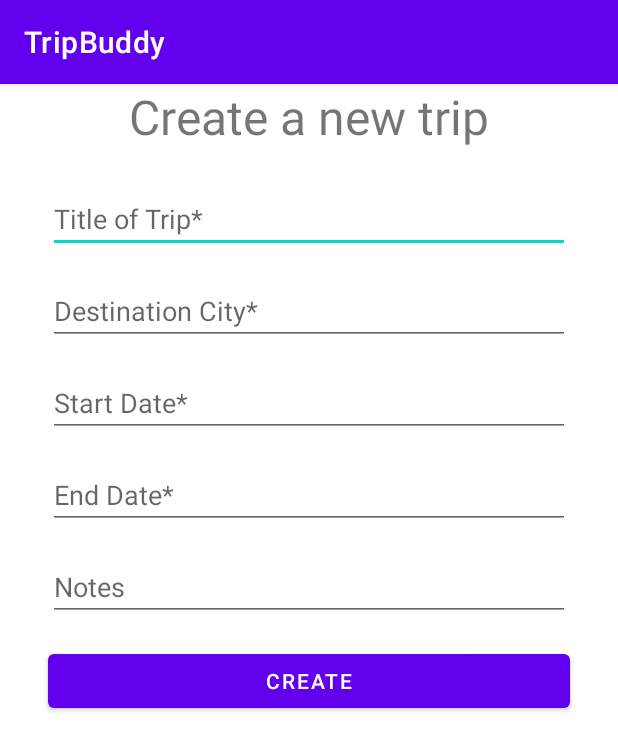
After one commit to jesslin02/TripBuddy, an Android app: the CreateTripActivity screen opened directly, with no data from a screen before it, on a phone screen of 412 x 824 dp. The commit adds this screen. Shown: the top 751 px of the screen. Run offline under Robolectric (Android 15) with nearby library versions, the phone set to English and light mode, and no system bars; libraries missing offline, so code that uses them is left out: com.parse.

Commit message:
created CreateTripActivity

```diff
--- /dev/null
+++ b/app/src/main/java/com/tripbuddy/CreateTripActivity.java
@@ -0,0 +1,179 @@
+package com.tripbuddy;
+
+import androidx.appcompat.app.AppCompatActivity;
+import androidx.core.content.ContextCompat;
+
+import android.app.DatePickerDialog;
+import android.graphics.Color;
+import android.graphics.PorterDuff;
+import android.os.Bundle;
+import android.text.InputType;
+import android.util.Log;
+import android.view.View;
+import android.widget.DatePicker;
+import android.widget.Toast;
+
+import com.parse.ParseException;
+import com.parse.ParseUser;
+import com.parse.SaveCallback;
+import com.tripbuddy.databinding.ActivityCreateTripBinding;
+import com.tripbuddy.databinding.ActivityLoginBinding;
+import com.tripbuddy.models.Trip;
+
+import java.util.ArrayList;
+import java.util.Calendar;
+import java.util.List;
+
+public class CreateTripActivity extends AppCompatActivity {
+    public static final String TAG = "CreateTripActivity";
+    ActivityCreateTripBinding binding;
+
+    @Override
+    protected void onCreate(Bundle savedInstanceState) {
+        super.onCreate(savedInstanceState);
+        // setContentView(R.layout.activity_create_trip);
+
+        binding = ActivityCreateTripBinding.inflate(getLayoutInflater());
+        View view = binding.getRoot();
+        setContentView(view);
+
+        // binding.etStart.setInputType(InputType.TYPE_NULL);
+        binding.etStart.setOnClickListener(new View.OnClickListener() {
+            @Override
+            public void onClick(View v) {
+                final Calendar cldr = Calendar.getInstance();
+                int day = cldr.get(Calendar.DAY_OF_MONTH);
+                int month = cldr.get(Calendar.MONTH);
+                int year = cldr.get(Calendar.YEAR);
+                // date picker dialog
+                DatePickerDialog picker = new DatePickerDialog(CreateTripActivity.this,
+                        new DatePickerDialog.OnDateSetListener() {
+                            @Override
+                            public void onDateSet(DatePicker view, int year, int monthOfYear, int dayOfMonth) {
+                                binding.etStart.setText(dayOfMonth + "/" + (monthOfYear + 1) + "/" + year);
+                            }
+                        }, year, month, day);
+                picker.show();
+            }
+        });
+
+        // binding.etEnd.setInputType(InputType.TYPE_NULL);
+        binding.etEnd.setOnClickListener(new View.OnClickListener() {
+            @Override
+            public void onClick(View v) {
+                final Calendar cldr = Calendar.getInstance();
+                int day = cldr.get(Calendar.DAY_OF_MONTH);
+                int month = cldr.get(Calendar.MONTH);
+                int year = cldr.get(Calendar.YEAR);
+                // date picker dialog
+                DatePickerDialog picker = new DatePickerDialog(CreateTripActivity.this,
+                        new DatePickerDialog.OnDateSetListener() {
+                            @Override
+                            public void onDateSet(DatePicker view, int year, int monthOfYear, int dayOfMonth) {
+                                binding.etEnd.setText((monthOfYear + 1) + "/" + dayOfMonth + "/" + year);
+                            }
+                        }, year, month, day);
+                picker.show();
+            }
+        });
+
+        binding.btnCreate.setOnClickListener(new View.OnClickListener() {
+            @Override
+            public void onClick(View v) {
+                String title = binding.etTitle.getText().toString();
+                String dest = binding.etDestination.getText().toString();
+                String start = binding.etStart.getText().toString();
+                String end = binding.etEnd.getText().toString();
+                String notes = binding.etNotes.getText().toString();
+                if (checkInput(title, dest, start, end)) {
+                    ParseUser currentUser = ParseUser.getCurrentUser();
+                    saveTrip(currentUser, title, dest, start, end, notes);
+                }
+            }
+        });
+    }
+
+    /**
+     * checks if all required fields are filled out
+     * if a required field isn't filled out, changes background color to red
+     */
+    private boolean checkInput(String title, String dest, String start, String end) {
+        boolean validInput = true;
+        if (title.isEmpty()) {
+            binding.etTitle.getBackground().setColorFilter(Color.RED, PorterDuff.Mode.SRC_IN);
+            // binding.etTitle.setBackgroundColor(ContextCompat.getColor(CreateTripActivity.this, R.color.light_red));
+            validInput = false;
+        }
+        if (dest.isEmpty()) {
+            binding.etDestination.getBackground().setColorFilter(Color.RED, PorterDuff.Mode.SRC_IN);
+            //binding.etDestination.setBackgroundColor(ContextCompat.getColor(CreateTripActivity.this, R.color.light_red));
+            validInput = false;
+        }
+        if (start.isEmpty()) {
+            binding.etStart.getBackground().setColorFilter(Color.RED, PorterDuff.Mode.SRC_IN);
+            //binding.etStart.setBackgroundColor(ContextCompat.getColor(CreateTripActivity.this, R.color.light_red));
+            validInput = false;
+        }
+        if (end.isEmpty()) {
+            binding.etEnd.getBackground().setColorFilter(Color.RED, PorterDuff.Mode.SRC_IN);
+            //binding.etEnd.setBackgroundColor(ContextCompat.getColor(CreateTripActivity.this, R.color.light_red));
+            validInput = false;
+        }
+        return validInput;
+    }
+
+    private void saveTrip(ParseUser user, String title, String dest, String start, String end, String notes) {
+        Trip trip = new Trip();
+        trip.setUser(user);
+        trip.setTitle(title);
+        trip.setDestination(dest);
+        if (!notes.isEmpty()) {
+            trip.setNotes(notes);
+        }
+        trip.setStart(convertToDateList(start));
+        trip.setEnd(convertToDateList(end));
+        trip.saveInBackground(new SaveCallback() {
+            @Override
+            public void done(ParseException e) {
+                if (e != null) {
+                    Log.e(TAG, "Error while creating trip", e);
+                    Toast.makeText(CreateTripActivity.this, "Error while creating trip!", Toast.LENGTH_SHORT).show();
+                    return;
+                }
+                Log.i(TAG, "Trip creation was successful!");
+                resetInput();
+            }
+        });
+    }
+
+    /**
+     * converts editText date input string into an int array
+     * for use in the Trip setStart and setEnd methods
+     * @param date in the form of "mm/dd/yyyy"
+     * @return List<Integer> in the form of [mm, dd, yyyy]
+     */
+    private List<Integer> convertToDateList(String date) {
+        List<Integer> converted = new ArrayList<>();
+        String[] separated = date.split("/");
+        for (int i = 0; i < separated.length; i++) {
+            converted.add(i, Integer.valueOf(separated[i]));
+        }
+        return converted;
+    }
+
+    /**
+     * changes all input fields to blank and restores original colors
+     * after trip has been created
+     */
+    private void resetInput() {
+        binding.etTitle.setText("");
+        binding.etTitle.getBackground().clearColorFilter();
+        binding.etDestination.setText("");
+        binding.etDestination.getBackground().clearColorFilter();
+        binding.etStart.setText("");
+        binding.etStart.getBackground().clearColorFilter();
+        binding.etEnd.setText("");
+        binding.etEnd.getBackground().clearColorFilter();
+        binding.etNotes.setText("");
+    }
+}
--- /dev/null
+++ b/app/src/main/res/layout/activity_create_trip.xml
@@ -0,0 +1,97 @@
+<?xml version="1.0" encoding="utf-8"?>
+<androidx.constraintlayout.widget.ConstraintLayout xmlns:android="http://schemas.android.com/apk/res/android"
+    xmlns:app="http://schemas.android.com/apk/res-auto"
+    xmlns:tools="http://schemas.android.com/tools"
+    android:layout_width="match_parent"
+    android:layout_height="match_parent"
+    tools:context=".CreateTripActivity">
+
+    <TextView
+        android:id="@+id/tvAdd"
+        android:layout_width="wrap_content"
+        android:layout_height="wrap_content"
+        android:layout_marginTop="60dp"
+        android:textSize="32sp"
+        android:text="Create a new trip"
+        app:layout_constraintEnd_toEndOf="parent"
+        app:layout_constraintStart_toStartOf="parent"
+        tools:layout_constraintTop_toTopOf="parent" />
+
+    <EditText
+        android:id="@+id/etTitle"
+        android:layout_width="match_parent"
+        android:layout_height="wrap_content"
+        android:layout_marginTop="24dp"
+        android:layout_marginHorizontal="32dp"
+        android:ems="10"
+        android:hint="Title of Trip*"
+        android:inputType="textPersonName"
+        app:layout_constraintEnd_toEndOf="parent"
+        app:layout_constraintStart_toStartOf="parent"
+        app:layout_constraintTop_toBottomOf="@+id/tvAdd" />
+
+    <EditText
+        android:id="@+id/etDestination"
+        android:layout_width="match_parent"
+        android:layout_height="wrap_content"
+        android:layout_marginTop="16dp"
+        android:layout_marginHorizontal="32dp"
+        android:ems="10"
+        android:inputType="textPersonName"
+        android:hint="Destination City*"
+        app:layout_constraintEnd_toEndOf="parent"
+        app:layout_constraintStart_toStartOf="parent"
+        app:layout_constraintTop_toBottomOf="@+id/etTitle" />
+
+    <EditText
+        android:id="@+id/etStart"
+        android:layout_width="match_parent"
+        android:layout_height="wrap_content"
+        android:layout_marginTop="16dp"
+        android:layout_marginHorizontal="32dp"
+        android:ems="10"
+        android:inputType="none"
+        android:hint="Start Date*"
+        app:layout_constraintEnd_toEndOf="parent"
+        app:layout_constraintStart_toStartOf="parent"
+        app:layout_constraintTop_toBottomOf="@+id/etDestination" />
+
+    <EditText
+        android:id="@+id/etEnd"
+        android:layout_width="match_parent"
+        android:layout_height="wrap_content"
+        android:layout_marginTop="16dp"
+        android:layout_marginHorizontal="32dp"
+        android:ems="10"
+        android:inputType="none"
+        android:hint="End Date*"
+        app:layout_constraintEnd_toEndOf="parent"
+        app:layout_constraintStart_toStartOf="parent"
+        app:layout_constraintTop_toBottomOf="@+id/etStart" />
+
+    <EditText
+        android:id="@+id/etNotes"
+        android:layout_width="match_parent"
+        android:layout_height="wrap_content"
+        android:layout_marginTop="16dp"
+        android:layout_marginHorizontal="32dp"
+        android:ems="10"
+        android:gravity="start|top"
+        android:inputType="textMultiLine"
+        android:hint="Notes"
+        app:layout_constraintEnd_toEndOf="parent"
+        app:layout_constraintStart_toStartOf="parent"
+        app:layout_constraintTop_toBottomOf="@+id/etEnd" />
+
+    <Button
+        android:id="@+id/btnCreate"
+        android:layout_width="match_parent"
+        android:layout_height="wrap_content"
+        android:layout_marginTop="16dp"
+        android:layout_marginHorizontal="32dp"
+        android:text="Create"
+        app:layout_constraintEnd_toEndOf="parent"
+        app:layout_constraintStart_toStartOf="parent"
+        app:layout_constraintTop_toBottomOf="@+id/etNotes" />
+
+</androidx.constraintlayout.widget.ConstraintLayout>
--- a/app/src/main/res/values/colors.xml
+++ b/app/src/main/res/values/colors.xml
@@ -7,4 +7,5 @@
     <color name="teal_700">#FF018786</color>
     <color name="black">#FF000000</color>
     <color name="white">#FFFFFFFF</color>
+    <color name="light_red">#FFF9BEC8</color>
 </resources>
```
Also changed, not shown: app/src/main/AndroidManifest.xml (+5 -5 lines), app/src/main/java/com/tripbuddy/models/Trip.java (+7 -6 lines).
